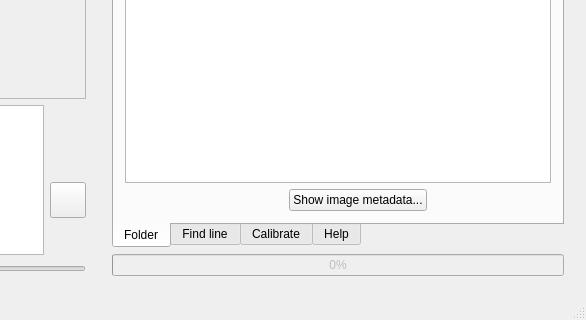
Above: gcgui/mainwindow.ui from gaugecam-dev/GRIME2 before the change; both pictures show x 694 to 1280 and y 551 to 871 of the 1280 by 871 pixel window. Below: the same form after it.
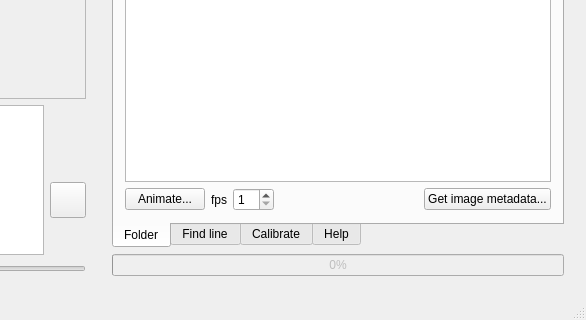
That is the form after the change. The open tabs and pages were chosen to show the change. Icons and pictures are not drawn.

What changed in the file:
```diff
--- a/gcgui/mainwindow.ui
+++ b/gcgui/mainwindow.ui
@@ -378,13 +378,34 @@
               <item>
                <layout class="QHBoxLayout" name="horizontalLayout_19">
                 <item>
-                 <spacer name="horizontalSpacer_7">
+                 <widget class="QPushButton" name="pushButton_createAnimation">
+                  <property name="text">
+                   <string>Animate...</string>
+                  </property>
+                 </widget>
+                </item>
+                <item>
+                 <widget class="QLabel" name="label_4">
+                  <property name="text">
+                   <string>fps</string>
+                  </property>
+                  <property name="alignment">
+                   <set>Qt::AlignRight|Qt::AlignTrailing|Qt::AlignVCenter</set>
+                  </property>
+                 </widget>
+                </item>
+                <item>
+                 <widget class="QSpinBox" name="spinBox_animateFPS">
+                  <property name="minimum">
+                   <number>1</number>
+                  </property>
+                 </widget>
+                </item>
+                <item>
+                 <spacer name="horizontalSpacer">
                   <property name="orientation">
                    <enum>Qt::Horizontal</enum>
                   </property>
-                  <property name="sizeType">
-                   <enum>QSizePolicy::Preferred</enum>
-                  </property>
                   <property name="sizeHint" stdset="0">
                    <size>
                     <width>40</width>
@@ -402,7 +423,7 @@
                    </sizepolicy>
                   </property>
                   <property name="text">
-                   <string>Show image metadata...</string>
+                   <string>Get image metadata...</string>
                   </property>
                  </widget>
                 </item>
```
Left out of the diff: 2 changed lines with no effect on the pictures.
